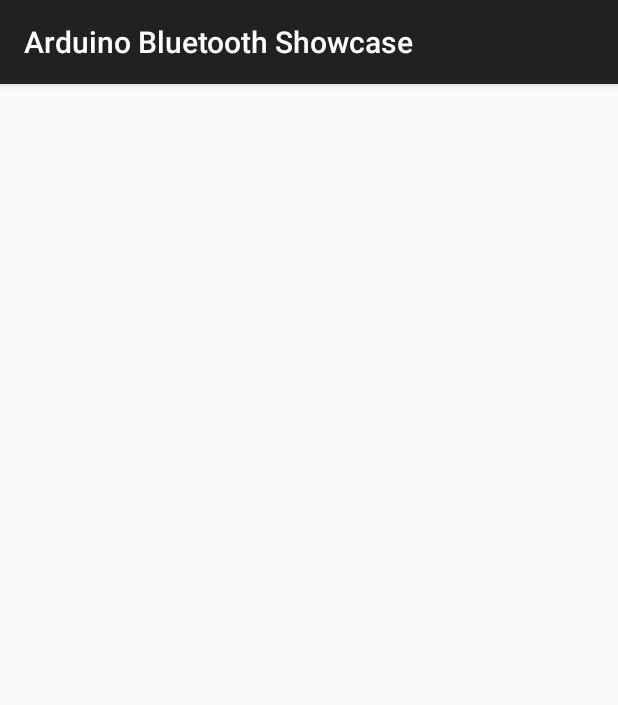
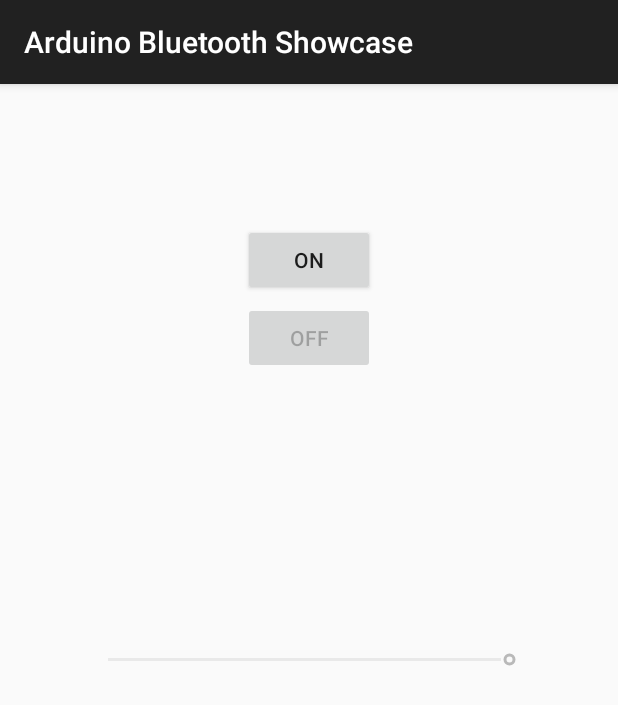
Before and after one commit to GoranMikulic/arduino-bluetooth-showcase, an Android app: the ControlActivity screen opened directly, with no data from a screen before it, on a phone screen of 412 x 824 dp. Shown: the top 705 px of the screen. Run offline under Robolectric (Android 15) with nearby library versions, the phone set to English and light mode, and no system bars; 4 statements that could not run were skipped.

Commit message:
new activity with control buttons

```diff
--- a/app/src/main/java/com/example/mikugo/arduinobluetoothshowcase/ControlActivity.java
+++ b/app/src/main/java/com/example/mikugo/arduinobluetoothshowcase/ControlActivity.java
@@ -2,23 +2,29 @@ package com.example.mikugo.arduinobluetoothshowcase;
 
 import android.bluetooth.BluetoothAdapter;
 import android.bluetooth.BluetoothDevice;
-import android.bluetooth.BluetoothSocket;
 import android.content.Intent;
 import android.os.Bundle;
 import android.support.v7.app.AppCompatActivity;
+import android.view.View;
+import android.widget.Button;
+import android.widget.SeekBar;
 
 import com.example.mikugo.arduinobluetoothshowcase.bluetooth.BluetoothManager;
 
 public class ControlActivity extends AppCompatActivity {
 
-    private static final String DEFAULT_SERIAL_UUID = "00001101-0000-1000-8000-00805f9b34fb";
+    private static final String LED_STATE_ON = "1";
+    private static final String LED_STATE_OFF = "0";
 
     private String mDeviceAddress;
 
     private BluetoothManager btManager;
     private BluetoothAdapter btAdapter;
     private BluetoothDevice mDevice;
-    private BluetoothSocket btSocket;
+
+    private Button mButtonOn;
+    private Button mButtonOff;
+    private SeekBar mSeekBar;
 
     @Override
     protected void onCreate(Bundle savedInstanceState) {
@@ -29,14 +35,55 @@ public class ControlActivity extends AppCompatActivity {
 
         Intent intent = getIntent();
         mDeviceAddress = intent.getStringExtra(MainActivity.EXTRA_DEVICE_ADDRESS);
-
         mDevice = btAdapter.getRemoteDevice(mDeviceAddress);
-
         btManager = new BluetoothManager(this);
         btManager.connect(mDevice);
 
+        mSeekBar = (SeekBar) findViewById(R.id.seekBar);
+        mSeekBar.setEnabled(false);
+        mSeekBar.setProgress(100);
+        mButtonOn = (Button) findViewById(R.id.button_on);
+        mButtonOff = (Button) findViewById(R.id.button_off);
+        mButtonOff.setEnabled(false);
 
-        btManager.sendData("1");
+        mButtonOn.setOnClickListener(new View.OnClickListener() {
+            @Override
+            public void onClick(View v) {
+                btManager.sendData(LED_STATE_ON);
+                mButtonOff.setEnabled(true);
+                mButtonOn.setEnabled(false);
+                mSeekBar.setEnabled(true);
+            }
+        });
+
+        mButtonOff.setOnClickListener(new View.OnClickListener() {
+            @Override
+            public void onClick(View v) {
+                btManager.sendData(LED_STATE_OFF);
+                mButtonOn.setEnabled(true);
+                mButtonOff.setEnabled(false);
+                mSeekBar.setEnabled(false);
+            }
+        });
+
+        mSeekBar.setOnSeekBarChangeListener(new SeekBar.OnSeekBarChangeListener() {
+            @Override
+            public void onProgressChanged(SeekBar seekBar, int progress, boolean fromUser) {
+                btManager.sendData(String.valueOf(progress));
+            }
+
+            @Override
+            public void onStartTrackingTouch(SeekBar seekBar) {
+
+            }
+
+            @Override
+            public void onStopTrackingTouch(SeekBar seekBar) {
+
+            }
+        });
+
+        //btManager.sendData("1");
     }
 
     @Override
--- a/app/src/main/res/layout/activity_control.xml
+++ b/app/src/main/res/layout/activity_control.xml
@@ -10,4 +10,33 @@
     android:paddingBottom="@dimen/activity_vertical_margin"
     tools:context="com.example.mikugo.arduinobluetoothshowcase.ControlActivity">
 
+
+    <Button
+        android:layout_width="wrap_content"
+        android:layout_height="wrap_content"
+        android:text="@string/on"
+        android:id="@+id/button_on"
+        android:layout_marginBottom="52dp"
+        android:layout_alignBottom="@+id/button_off"
+        android:layout_alignLeft="@+id/button_off"
+        android:layout_alignStart="@+id/button_off"/>
+
+    <Button
+        android:layout_width="wrap_content"
+        android:layout_height="wrap_content"
+        android:text="@string/off"
+        android:id="@+id/button_off"
+        android:layout_marginTop="129dp"
+        android:layout_alignParentTop="true"
+        android:layout_centerHorizontal="true"/>
+
+    <SeekBar
+        android:layout_width="fill_parent"
+        android:layout_height="wrap_content"
+        android:layout_marginLeft="40dp"
+        android:layout_marginRight="40dp"
+        android:max="100"
+        android:id="@+id/seekBar"
+        android:layout_centerVertical="true"
+        android:layout_centerHorizontal="true"/>
 </RelativeLayout>
--- a/app/src/main/res/values/strings.xml
+++ b/app/src/main/res/values/strings.xml
@@ -4,4 +4,6 @@
     <string name="hello_world">Hello world!</string>
     <string name="action_settings">Settings</string>
     <string name="search_devices">Search devices</string>
+    <string name="on">On</string>
+    <string name="off">Off</string>
 </resources>
```
